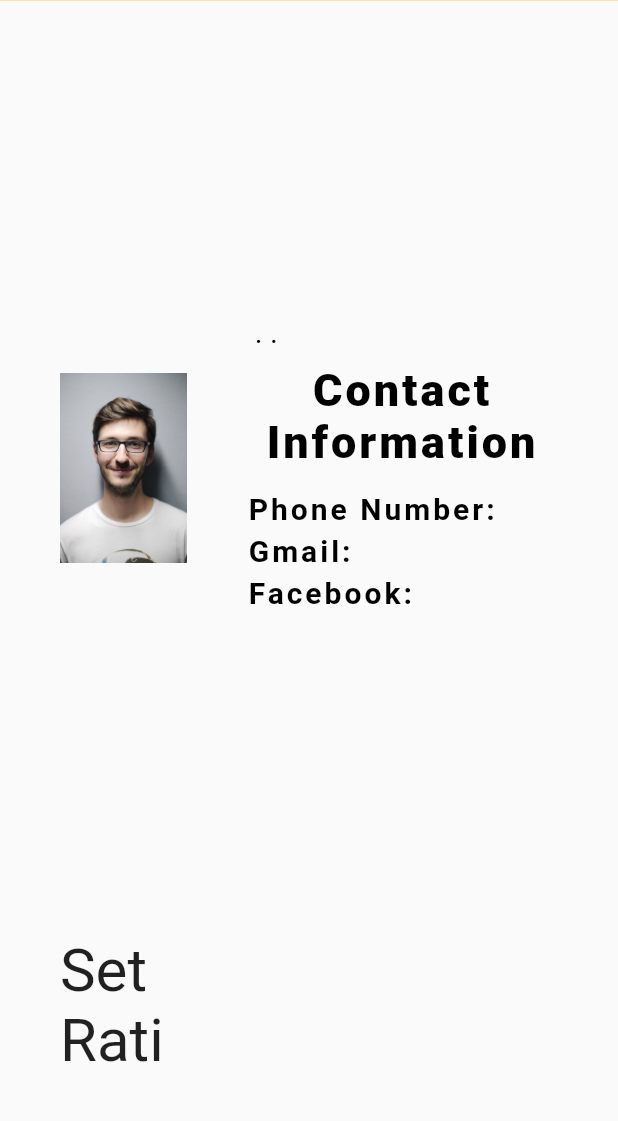
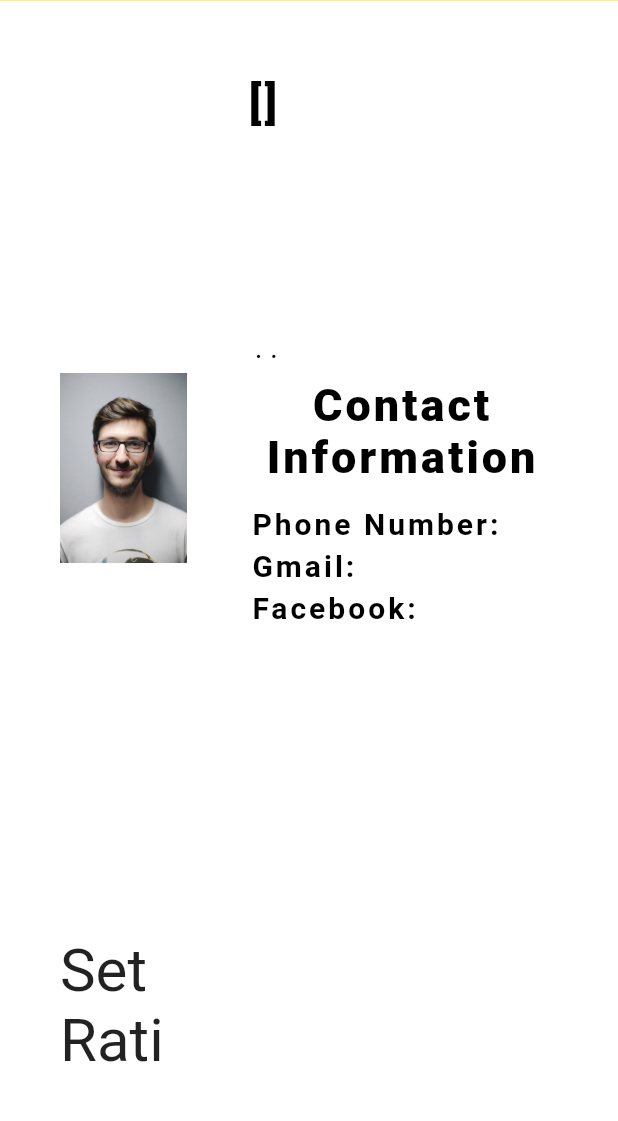
Before and after one commit to jaypeeed/prcjt-Andie, a Flutter app: the AndieProfile screen opened directly, after a tap on "Profile", on a phone screen of 412 x 824 dp, the part 97-1218 px from its top. Run offline on Flutter 3.47's test engine with Material 2 defaults, Android fonts, the phone set to English and light mode, and no system bars; our stand-ins replace animated_splash_screen, cloud_firestore, firebase_auth, firebase_core, flutter_rating_stars; missing offline and left inert: dart:html, universal_html; accounts and stored records are empty; statements that could not run were skipped.

Commit message:
Krisha Skills from andie UPDATE

```diff
--- a/lib/pages/andie_profile_andie.dart
+++ b/lib/pages/andie_profile_andie.dart
@@ -8,8 +8,6 @@ import 'package:universal_html/html.dart' as html;
 import 'package:cloud_firestore/cloud_firestore.dart';
 import 'package:firebase_auth/firebase_auth.dart';
 
-import 'andie_ratings.dart';
-
 /*
 void main() {
   runApp(const MaterialApp(home: AndieProfile()));
@@ -17,6 +15,8 @@ void main() {
 */
 
 final FirebaseAuth _firebaseAuth = FirebaseAuth.instance;
+List<dynamic> friendsList=[];
+
 String myName = '';
 String myExp = '';
 String myEdu = '';
@@ -39,6 +39,8 @@ class _AndieProfileState extends State<AndieProfile> {
   void initState() {
     super.initState();
     _getdata();
+    getFriendsList();
+
   }
 
   final AuthService _auth = AuthService();
@@ -72,7 +74,7 @@ class _AndieProfileState extends State<AndieProfile> {
       appBar: PreferredSize(
         preferredSize: const Size.fromHeight(65),
         child: AppBar(
-          backgroundColor: const Color.fromRGBO(255, 205, 84, 1.0),
+          backgroundColor: Color.fromRGBO(255, 205, 84, 1.0),
           title: Image.asset('assets/andie_logo.png',
             width: 180,
           ),
@@ -92,8 +94,8 @@ class _AndieProfileState extends State<AndieProfile> {
                   ),
                   onPressed: (){
                     Navigator.push(context, PageRouteBuilder(pageBuilder: (BuildContext context, Animation animation,
-                        Animation secondaryAnimation)=>const AndieMyJobs(),
-                        transitionDuration: const Duration(seconds: 0)),
+                        Animation secondaryAnimation)=>AndieMyJobs(),
+                        transitionDuration: Duration(seconds: 0)),
                     );
                   },
                   child: const Text('My Jobs',
@@ -113,12 +115,7 @@ class _AndieProfileState extends State<AndieProfile> {
                   style: TextButton.styleFrom(
                     textStyle: const TextStyle(fontSize: 20),
                   ),
-                  onPressed: () {
-                    Navigator.push(context, PageRouteBuilder(pageBuilder: (BuildContext context, Animation animation,
-                        Animation secondaryAnimation)=>const AndieRatings1(),
-                        transitionDuration: const Duration(seconds: 0)),
-                    );
-                  },
+                  onPressed: () {},
                   child: const Text('Ratings',
                     style: TextStyle(
                         color: Colors.white,
@@ -138,8 +135,8 @@ class _AndieProfileState extends State<AndieProfile> {
                   ),
                   onPressed: (){
                     Navigator.push(context, PageRouteBuilder(pageBuilder: (BuildContext context, Animation animation,
-                        Animation secondaryAnimation)=>const AndieProfile(),
-                        transitionDuration: const Duration(seconds: 0)),
+                        Animation secondaryAnimation)=>AndieProfile(),
+                        transitionDuration: Duration(seconds: 0)),
                     );
                   },
                   child: const Text('Profile',
@@ -156,7 +153,7 @@ class _AndieProfileState extends State<AndieProfile> {
               child: Container(
                 margin: const EdgeInsets.only(right: 65),
                 child: ElevatedButton(
-                  child: const Text('Log out'),
+                  child: Text('Log out'),
                   onPressed: () async {
                     await _auth.signOut();
                     html.window.location.reload();
@@ -173,7 +170,7 @@ class _AndieProfileState extends State<AndieProfile> {
             flex: 40,
             child: Container(
               padding: const EdgeInsets.all(40),
-              //color: Colors.white,
+              color: Colors.white,
               child: Column(
                 mainAxisAlignment: MainAxisAlignment.spaceAround,
                 crossAxisAlignment: CrossAxisAlignment.center,
@@ -199,84 +196,27 @@ class _AndieProfileState extends State<AndieProfile> {
           Expanded(
             flex: 60,
             child: Container(
-              //color: Colors.green,
+              color: Colors.white,
               padding: const EdgeInsets.only(right: 40, bottom: 40, top: 40),
               child: Column(
                 crossAxisAlignment: CrossAxisAlignment.start,
                 children: [
-                  SingleChildScrollView(
-                    child: Container (
-                      margin: const EdgeInsets.only(top: 5),
-                      //   color: Colors.blue,
-                      width: 1200,
-                      height: 40,
-                      child: GridView(
-                        gridDelegate: const SliverGridDelegateWithFixedCrossAxisCount(
-                          crossAxisCount: 3,
-                          childAspectRatio: 10,
-                          crossAxisSpacing: 10,
-                          mainAxisSpacing: 3,
-                        ),
-                        children: const [
-
-                        ]
-                      ),
-
+                  Row(children: [
+                    Container(
+                      padding: const EdgeInsets.only(top: 10,bottom: 10),
+                      child:  Text(
+                        friendsList.toString(),
+                        style: TextStyle(
+                            fontSize: 30,
+                            color: Colors.black,
+                            fontWeight: FontWeight.w900,
+                            letterSpacing: 2.0),
+                        textAlign: TextAlign.left,
                       ),
                     ),
-                  /*Row(children: [
-                    Container(
-                        margin: const EdgeInsets.only(left: 5, right: 5),
-                        child: const Text(
-                          'Builder',
-                          style: TextStyle(
-                              fontSize: 20,
-                              color: Colors.white,
-                              fontWeight: FontWeight.bold),
-                          textAlign: TextAlign.center,
-                        ),
-                        padding: const EdgeInsets.only(top: 8),
-                        height: 40.0,
-                        width: 140.0,
-                        decoration: const BoxDecoration(
-                            borderRadius:
-                                BorderRadius.all(Radius.circular(2.0)),
-                            color: Color.fromRGBO(196, 196, 196, 1.0))),
-                    Container(
-                        margin: const EdgeInsets.only(left: 5, right: 5),
-                        child: const Text(
-                          'Plumber',
-                          style: TextStyle(
-                              fontSize: 20,
-                              color: Colors.white,
-                              fontWeight: FontWeight.bold),
-                          textAlign: TextAlign.center,
-                        ),
-                        padding: const EdgeInsets.only(top: 8),
-                        height: 40.0,
-                        width: 140.0,
-                        decoration: const BoxDecoration(
-                            borderRadius:
-                                BorderRadius.all(Radius.circular(2.0)),
-                            color: Color.fromRGBO(196, 196, 196, 1.0))),
-                    Container(
-                        margin: const EdgeInsets.only(left: 5, right: 5),
-                        child: const Text(
-                          'Painter',
-                          style: TextStyle(
-                              fontSize: 20,
-                              color: Colors.white,
-                              fontWeight: FontWeight.bold),
-                          textAlign: TextAlign.center,
-                        ),
-                        padding: const EdgeInsets.only(top: 8),
-                        height: 40.0,
-                        width: 140.0,
-                        decoration: const BoxDecoration(
-                            borderRadius:
-                                BorderRadius.all(Radius.circular(2.0)),
-                            color: Color.fromRGBO(196, 196, 196, 1.0)))
-                  ]),*/
+                    /////////////////////////////sdfgds//////////////////////////////////
+
+                  ]),
                   Container(
                     padding:
                         const EdgeInsets.only(left: 10, top: 20, bottom: 10),
@@ -313,17 +253,16 @@ class _AndieProfileState extends State<AndieProfile> {
 
                   Row(
                     children: [
-                      //--------- this for TEXT LABEL-----------
                       Container(
-                        margin: const EdgeInsets.only(right: 30.0),
+                        margin: EdgeInsets.only(right: 30),
                         child: Column(
                           crossAxisAlignment: CrossAxisAlignment.start,
                           children: [
                             Container(
                               padding: const EdgeInsets.only(top: 5, bottom: 0),
-                              child: const Text(
-                                'Phone Number:',
-                                style: TextStyle(
+                              child: Text(
+                                'Phone Number: $myNumber',
+                                style: const TextStyle(
                                     fontSize: 20,
                                     color: Colors.black,
                                     fontWeight: FontWeight.bold,
@@ -333,9 +272,9 @@ class _AndieProfileState extends State<AndieProfile> {
                             ),
                             Container(
                               padding: const EdgeInsets.only(top: 5, bottom: 0),
-                              child: const Text(
-                                'Gmail:',
-                                style: TextStyle(
+                              child: Text(
+                                'Gmail: $myEmail',
+                                style: const TextStyle(
                                     fontSize: 20,
                                     color: Colors.black,
                                     fontWeight: FontWeight.bold,
@@ -345,9 +284,9 @@ class _AndieProfileState extends State<AndieProfile> {
                             ),
                             Container(
                               padding: const EdgeInsets.only(top: 5, bottom: 20),
-                              child: const Text(
-                                'Facebook:',
-                                style: TextStyle(
+                              child: Text(
+                                'Facebook: $myFb',
+                                style: const TextStyle(
                                     fontSize: 20,
                                     color: Colors.black,
                                     fontWeight: FontWeight.bold,
@@ -358,51 +297,50 @@ class _AndieProfileState extends State<AndieProfile> {
                           ],
                         ),
                       ),
-                      //--------- this for TEXT DATA-----------
                       Column(
                         crossAxisAlignment: CrossAxisAlignment.start,
                         children: [
                           Container(
                               padding: const EdgeInsets.only(top: 5, bottom: 0),
-                            child: Text(
-                              '$myNumber',
-                              style: const TextStyle(
+                              child: const Text(
+                                //number
+                                '',
+                                style: TextStyle(
                                     fontSize: 20,
                                     color: Colors.black,
-                                  //fontWeight: FontWeight.bold,
                                     letterSpacing: 2.0),
                                 textAlign: TextAlign.center,
-                            ),
-                          ),
+                              )),
                           Container(
                             padding: const EdgeInsets.only(top: 5, bottom: 0),
-                            child: Text(
-                              '$myEmail',
-                              style: const TextStyle(
+                            child: const Text(
+                              //email
+                              '',
+                              style: TextStyle(
                                   fontSize: 20,
                                   color: Colors.black,
-                                  //fontWeight: FontWeight.bold,
                                   letterSpacing: 2.0),
                               textAlign: TextAlign.center,
                             ),
                           ),
                           Container(
                             padding: const EdgeInsets.only(top: 5, bottom: 20),
-                            child: Text(
-                              '$myFb',
-                              style: const TextStyle(
+                            child: const Text(
+                              //name
+                              '',
+                              style: TextStyle(
                                   fontSize: 20,
                                   color: Colors.black,
-                                  //fontWeight: FontWeight.bold,
                                   letterSpacing: 2.0),
                               textAlign: TextAlign.center,
                             ),
                           ),
                         ],
                       ),
-
                     ],
                   ),
+
+
                 ],
               ),
             ),
@@ -411,4 +349,25 @@ class _AndieProfileState extends State<AndieProfile> {
       ),
     );
   }
+  void getFriendsList() async{
+    User? user = _firebaseAuth.currentUser;
+    FirebaseFirestore.instance
+        .collection("users")
+        .doc(user?.uid)
+        .get()
+        .then((value) {
+      friendsList = value.data()!["skills"];
+      print(friendsList);
+    });
+
+    final value = await FirebaseFirestore.instance
+        .collection("users")
+        .doc(user?.uid)
+        .get();
+
+    friendsList = value.data()!["skills"];
   }
+
+
+
+}
--- a/lib/pages_client/client_profile.dart
+++ b/lib/pages_client/client_profile.dart
@@ -116,8 +116,8 @@ class _ClientProfileState extends State<ClientProfile> {
                         transitionDuration: const Duration(seconds: 0)),
                     );
                   },
-                  child: Text(
-                    friendsList.indexOf(0).toString(),
+                  child: const Text(
+                    'Profile',
                     style: TextStyle(
                         color: Colors.white,
                         fontSize: 20,
```
Also changed, not shown: lib/pages_client/client_category_v2.dart (+58 -27 lines), 2 other files. Lines whose indentation alone changed are shown as unchanged.
